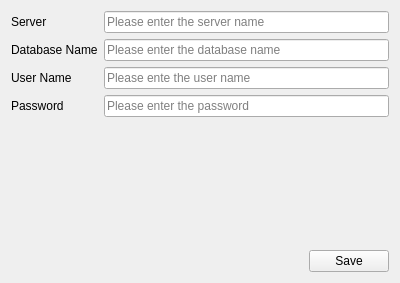
First picture: the form in settings/settingsframe.ui, repository RichardGladman/CarDealer, before the edit.
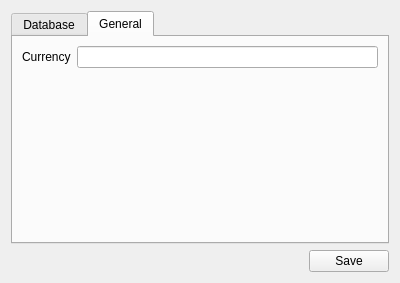
Second picture: the form after the edit. The open tabs and pages were chosen to show the change.

Commit message: Added currency symbol to settings

```diff
--- a/settings/settingsframe.ui
+++ b/settings/settingsframe.ui
@@ -15,6 +15,16 @@
   </property>
   <layout class="QVBoxLayout" name="verticalLayout">
    <item>
+    <widget class="QTabWidget" name="tabWidget">
+     <property name="currentIndex">
+      <number>0</number>
+     </property>
+     <widget class="QWidget" name="tab">
+      <attribute name="title">
+       <string>Database</string>
+      </attribute>
+      <layout class="QVBoxLayout" name="verticalLayout_2">
+       <item>
     <layout class="QGridLayout" name="gridLayout">
      <item row="0" column="0">
       <widget class="QLabel" name="label">
@@ -75,10 +85,22 @@
        </property>
       </widget>
      </item>
-    </layout>
-   </item>
-   <item>
-    <spacer name="verticalSpacer">
+         <item row="1" column="0">
+          <widget class="QLabel" name="label_2">
+           <property name="text">
+            <string>Database Name</string>
+           </property>
+          </widget>
+         </item>
+         <item row="2" column="0">
+          <widget class="QLabel" name="label_3">
+           <property name="text">
+            <string>User Name</string>
+           </property>
+          </widget>
+         </item>
+         <item row="4" column="1">
+          <spacer name="verticalSpacer_2">
      <property name="orientation">
       <enum>Qt::Vertical</enum>
      </property>
@@ -89,6 +111,46 @@
       </size>
      </property>
     </spacer>
+         </item>
+        </layout>
+       </item>
+      </layout>
+     </widget>
+     <widget class="QWidget" name="tab_2">
+      <attribute name="title">
+       <string>General</string>
+      </attribute>
+      <layout class="QVBoxLayout" name="verticalLayout_3">
+       <item>
+        <layout class="QHBoxLayout" name="horizontalLayout_2">
+         <item>
+          <widget class="QLabel" name="label_5">
+           <property name="text">
+            <string>Currency</string>
+           </property>
+          </widget>
+         </item>
+         <item>
+          <widget class="QLineEdit" name="lineEditCurrency"/>
+         </item>
+        </layout>
+       </item>
+       <item>
+        <spacer name="verticalSpacer">
+         <property name="orientation">
+          <enum>Qt::Vertical</enum>
+         </property>
+         <property name="sizeHint" stdset="0">
+          <size>
+           <width>20</width>
+           <height>144</height>
+          </size>
+         </property>
+        </spacer>
+       </item>
+      </layout>
+     </widget>
+    </widget>
    </item>
    <item>
     <layout class="QHBoxLayout" name="horizontalLayout">
```
Left out of the diff: 42 changed lines with no effect on the pictures. Lines whose indentation alone changed are shown as unchanged. The commit also changes 7 other files.
